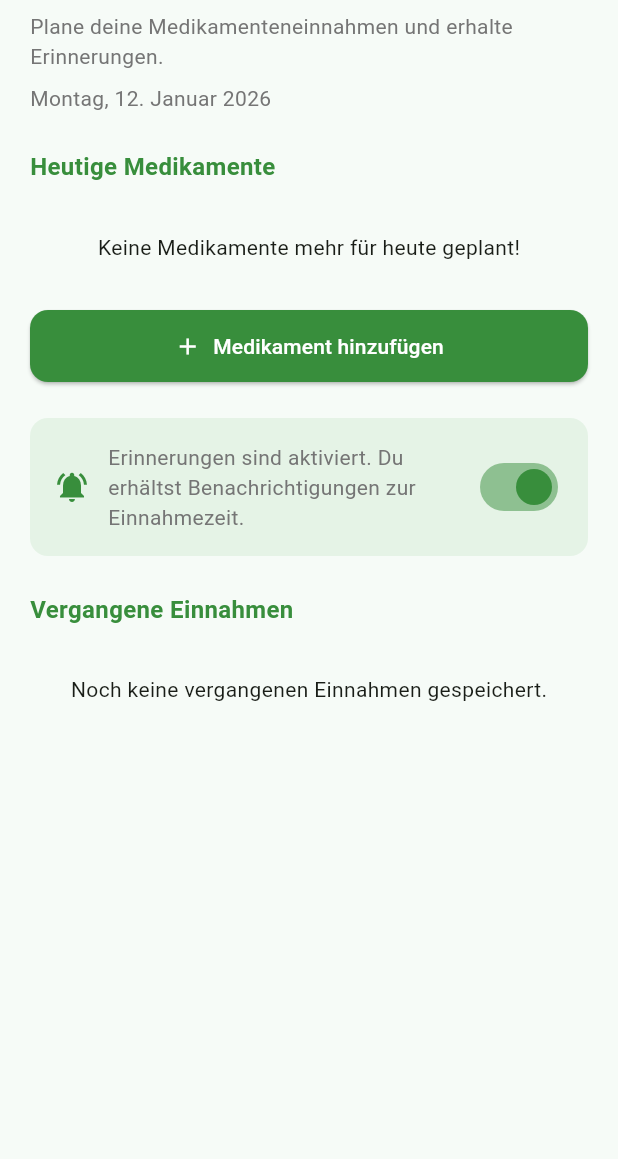
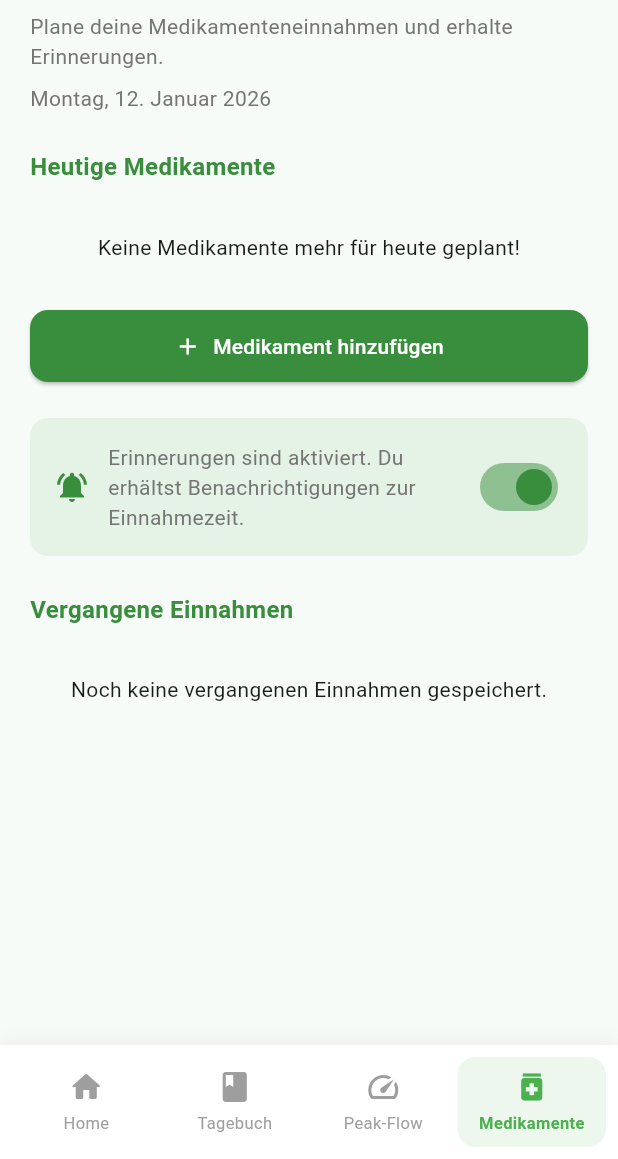
Before and after one commit to anja-05/flutter_asthma_app, a Flutter app: the screen it shows once a user with an empty profile is signed in, scrolled down 437 dp, after a tap on "Medikationsplan", on a phone screen of 412 x 824 dp, the part 77-1236 px from its top. Run offline on Flutter 3.47's test engine with Material 3 defaults, Android fonts, the phone set to English and light mode, and no system bars; our stand-ins replace cloud_firestore, firebase_auth, firebase_core, fl_chart, flutter_local_notifications, geolocator and 2 more; missing offline and left inert: fitbitter; accounts and stored records are empty.

Commit message:
added hapi fhir integration for medication plan, small adjustments regarding dashboard

```diff
--- a/lib/screens/dashboard_screen.dart
+++ b/lib/screens/dashboard_screen.dart
@@ -27,8 +27,10 @@ import 'login_screen.dart';
 /// - Benachrichtigungseinstellungen
 /// - Fitbit-Verbindung
 class DashboardScreen extends StatefulWidget {
+  final ValueChanged<int>? onSwitchTab;
+
   /// Erstellt einen neuen [DashboardScreen].
-  const DashboardScreen({super.key});
+  const DashboardScreen({super.key, this.onSwitchTab});
 
   @override
   State<DashboardScreen> createState() => _DashboardScreenState();
@@ -199,13 +201,34 @@ class _DashboardScreenState extends State<DashboardScreen> {
   /// Navigiert zu einem Feature-Screen basierend auf dem Namen.
   /// Wird von den Dashboard-Karten verwendet.
   void _navigateToScreen(String name) {
+    int? tabIndex;
     switch (name) {
-      case 'Symptomtagebuch': Navigator.pushNamed(context, '/symptoms'); break;
-      case 'Peak-Flow': Navigator.pushNamed(context, '/peakflow'); break;
-      case 'Medikationsplan': Navigator.pushNamed(context, '/medication'); break;
-      case 'Warnungen': Navigator.pushNamed(context, '/warnings'); break;
-      case 'Notfall': Navigator.pushNamed(context, '/emergency'); break;
-      case 'Vitaldaten': Navigator.pushNamed(context, '/vitals'); break;
+      case 'Symptomtagebuch':
+        tabIndex = 1;
+        break;
+      case 'Peak-Flow':
+        tabIndex = 2;
+        break;
+      case 'Medikationsplan':
+        tabIndex = 3;
+        break;
+    }
+
+    if (tabIndex != null && widget.onSwitchTab != null) {
+      widget.onSwitchTab!(tabIndex);
+    } else {
+      final routeName = switch (name) {
+        'Symptomtagebuch' => '/symptoms',
+        'Peak-Flow' => '/peakflow',
+        'Medikationsplan' => '/medication',
+        'Warnungen' => '/warnings',
+        'Notfall' => '/emergency',
+        'Vitaldaten' => '/vitals',
+        _ => null,
+      };
+      if (routeName != null) {
+        Navigator.pushNamed(context, routeName);
+      }
     }
   }
 
@@ -228,7 +251,9 @@ class _DashboardScreenState extends State<DashboardScreen> {
                 Row(
                   mainAxisAlignment: MainAxisAlignment.spaceBetween,
                   children: [
-                    GreetingHeader(userName: _currentUser?.displayName ?? "Gast"),
+                    Expanded(
+                      child: GreetingHeader(userName: _currentUser?.displayName ?? "Gast"),
+                    ),
                     IconButton(icon: const Icon(Icons.logout), color: AppColors.primaryGreen, onPressed: _handleLogout),
                   ],
                 ),
@@ -301,12 +326,20 @@ class _DashboardScreenState extends State<DashboardScreen> {
                   child: Row(
                     mainAxisAlignment: MainAxisAlignment.spaceBetween,
                     children: [
-                      const Row(
-                        children: [
-                          Icon(Icons.notifications_active, color: AppColors.primaryGreen),
-                          SizedBox(width: 12),
-                          Text('Benachrichtigungen', style: TextStyle(fontSize: 16, fontWeight: FontWeight.w600)),
-                        ],
+                      Expanded(
+                        child: Row(
+                          children: [
+                            const Icon(Icons.notifications_active, color: AppColors.primaryGreen),
+                            const SizedBox(width: 12),
+                            const Flexible(
+                              child: Text(
+                                'Benachrichtigungen',
+                                style: TextStyle(fontSize: 16, fontWeight: FontWeight.w600),
+                                overflow: TextOverflow.ellipsis,
+                              ),
+                            ),
+                          ],
+                        ),
                       ),
                       Switch(
                         value: _notificationsEnabled,
--- a/lib/screens/main_shell.dart
+++ b/lib/screens/main_shell.dart
@@ -33,15 +33,18 @@ class _MainShellState extends State<MainShell> {
   int _currentIndex = 0;
 
   /// Liste der Haupt-Screens der App.
-  /// Die Reihenfolge muss der Reihenfolge der Bottom-Navigation entsprechen.
-  ///
-  /// Durch die Verwendung eines [IndexedStack] bleiben die Zustände der Screens erhalten (z. B. Scrollposition, Formulareingaben).
-  final List<Widget> _screens = const [
-    DashboardScreen(),
-    SymptomDiaryScreen(),
-    PeakFlowScreen(),
-    MedicationScreen(),
-  ];
+  late final List<Widget> _screens;
+
+ @override
+  void initState() {
+    super.initState();
+    _screens = [
+      DashboardScreen(onSwitchTab: _onTabSelected),
+      const SymptomDiaryScreen(),
+      const PeakFlowScreen(),
+      const MedicationScreen(),
+    ];
+  }
 
   /// Wird aufgerufen, wenn ein Tab in der Bottom-Navigation ausgewählt wird.
   /// Aktualisiert den aktuell sichtbaren Screen.
--- a/lib/widgets/dashboard/greeting_header.dart
+++ b/lib/widgets/dashboard/greeting_header.dart
@@ -73,6 +73,8 @@ class GreetingHeader extends StatelessWidget {
               fontWeight: FontWeight.bold,
               color: Color(0xFF4CAF50),
             ),
+            overflow: TextOverflow.ellipsis,
+            maxLines: 2,
           ),
           const SizedBox(height: 8),
           if (subtitle != null)
@@ -86,11 +88,14 @@ class GreetingHeader extends StatelessWidget {
           const SizedBox(height: 8),
           Row(
             children: [
-              Text(
-                _getCurrentDate(),
-                style: const TextStyle(
-                  fontSize: 14,
-                  color: Color(0xFF757575),
+              Flexible(
+                child: Text(
+                  _getCurrentDate(),
+                  style: const TextStyle(
+                    fontSize: 14,
+                    color: Color(0xFF757575),
+                  ),
+                  overflow: TextOverflow.ellipsis,
                 ),
               ),
               const SizedBox(width: 8),
```
Also changed, not shown: lib/screens/medication_plan_screen.dart (+25 -0 lines), lib/services/fhir_medication_service.dart (added, +64 -0 lines).
